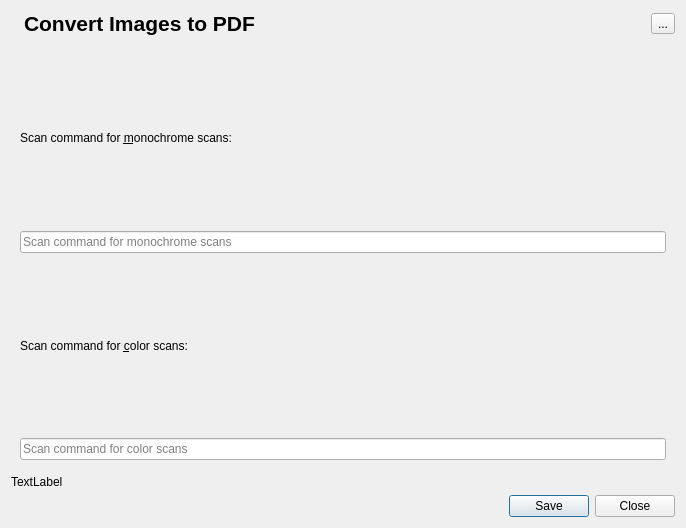
Old version of the form src/dialog.ui in the repository dragotin/pdfquirk.
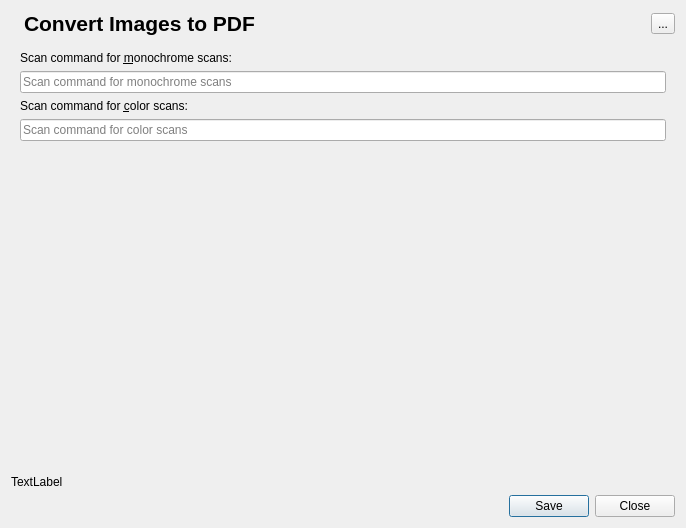
New version of the form. The open tabs and pages were chosen to show the change. Icons and pictures are not drawn.

Commit message: Fix layout of configuration page.

The edit to the form file:
```diff
--- a/src/dialog.ui
+++ b/src/dialog.ui
@@ -165,6 +165,19 @@
          </property>
         </widget>
        </item>
+       <item row="4" column="0">
+        <spacer name="verticalSpacer">
+         <property name="orientation">
+          <enum>Qt::Vertical</enum>
+         </property>
+         <property name="sizeHint" stdset="0">
+          <size>
+           <width>20</width>
+           <height>239</height>
+          </size>
+         </property>
+        </spacer>
+       </item>
       </layout>
      </widget>
      <widget class="QWidget" name="aboutPage">
```
Left out of the diff: 16 changed lines with no effect on the pictures.
